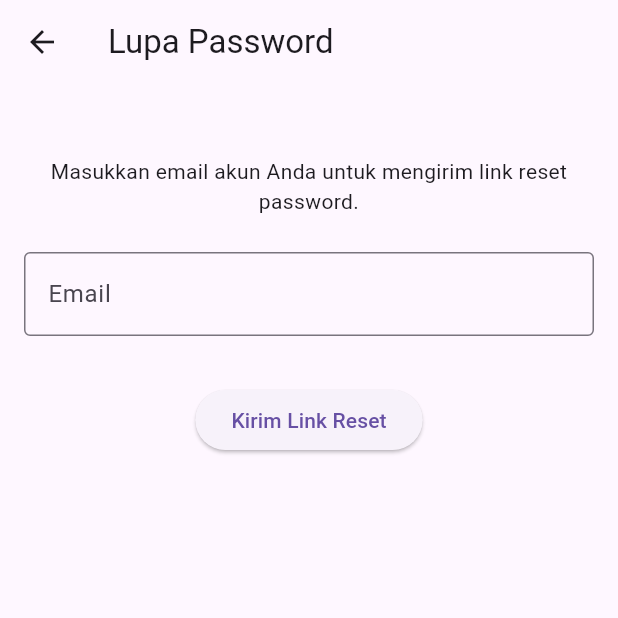
After one commit to Th9o/aplikasi_catatan_rahasia, a Flutter app: the screen it shows after launch, after a tap on "Login", after a tap on "Belum punya akun? Daftar di sini", after a tap on "Lupa Password?", on a phone screen of 412 x 824 dp, the top half of it. The commit adds this screen. Run offline on Flutter 3.47's test engine with Material 3 defaults, Android fonts, the phone set to English and light mode, and no system bars; our stand-ins replace cloud_firestore, firebase_auth, firebase_core; missing offline and left inert: encrypt; accounts and stored records are empty.

Commit message:
menambahkan halaman dan fitur lupa password

```diff
--- /dev/null
+++ b/lib/screens/forgot_password_screen.dart
@@ -0,0 +1,101 @@
+import 'package:flutter/material.dart';
+import '../services/auth_service.dart';
+
+class ForgotPasswordScreen extends StatefulWidget {
+  const ForgotPasswordScreen({super.key});
+
+  @override
+  State<ForgotPasswordScreen> createState() => _ForgotPasswordScreenState();
+}
+
+class _ForgotPasswordScreenState extends State<ForgotPasswordScreen> {
+  final emailController = TextEditingController();
+  final auth = AuthService();
+  String? message;
+  bool isLoading = false;
+
+  Future<void> handleReset() async {
+    final email = emailController.text.trim();
+
+    if (email.isEmpty) {
+      setState(() {
+        message = "Masukkan email terlebih dahulu.";
+      });
+      return;
+    }
+
+    setState(() {
+      isLoading = true;
+      message = null;
+    });
+
+    try {
+      await auth.resetPassword(email);
+      setState(() {
+        message = "Link reset password telah dikirim ke email.";
+      });
+    } catch (e) {
+      final err = e.toString();
+      if (err.contains('invalid-email')) {
+        message = "Format email tidak valid.";
+      } else if (err.contains('user-not-found')) {
+        message = "Email tidak ditemukan.";
+      } else {
+        message = "Terjadi kesalahan: ${e.toString()}";
+      }
+    }
+
+    setState(() {
+      isLoading = false;
+    });
+  }
+
+  @override
+  Widget build(BuildContext context) {
+    return Scaffold(
+      appBar: AppBar(title: const Text('Lupa Password')),
+      body: Padding(
+        padding: const EdgeInsets.all(16.0),
+        child: Column(
+          children: [
+            const SizedBox(height: 32),
+            const Text(
+              "Masukkan email akun Anda untuk mengirim link reset password.",
+              textAlign: TextAlign.center,
+            ),
+            const SizedBox(height: 24),
+            TextField(
+              controller: emailController,
+              keyboardType: TextInputType.emailAddress,
+              decoration: const InputDecoration(
+                labelText: 'Email',
+                border: OutlineInputBorder(),
+              ),
+            ),
+            const SizedBox(height: 16),
+            if (message != null)
+              Text(
+                message!,
+                style: TextStyle(
+                  color:
+                      message!.contains("dikirim") ? Colors.green : Colors.red,
+                ),
+              ),
+            const SizedBox(height: 16),
+            ElevatedButton(
+              onPressed: isLoading ? null : handleReset,
+              child:
+                  isLoading
+                      ? const SizedBox(
+                        width: 24,
+                        height: 24,
+                        child: CircularProgressIndicator(strokeWidth: 2),
+                      )
+                      : const Text('Kirim Link Reset'),
+            ),
+          ],
+        ),
+      ),
+    );
+  }
+}
--- a/lib/screens/login_screen.dart
+++ b/lib/screens/login_screen.dart
@@ -2,6 +2,7 @@ import 'package:flutter/material.dart';
 import '../services/auth_service.dart';
 import 'register_screen.dart';
 import 'home_screen.dart';
+import 'forgot_password_screen.dart';
 
 class LoginScreen extends StatefulWidget {
   const LoginScreen({super.key});
@@ -60,6 +61,14 @@ class _LoginScreenState extends State<LoginScreen> {
 
     setState(() {
       isLoading = false;
+    });
+  }
+
+  void clearInputs() {
+    emailController.clear();
+    passwordController.clear();
+    setState(() {
+      errorMessage = null;
     });
   }
 
@@ -123,29 +132,23 @@ class _LoginScreenState extends State<LoginScreen> {
             ),
             const SizedBox(height: 12),
             TextButton(
-              onPressed: () {
-                Navigator.push(
+              onPressed: () async {
+                await Navigator.push(
                   context,
                   MaterialPageRoute(builder: (_) => const RegisterScreen()),
                 );
+                clearInputs(); // Bersihkan form setelah kembali dari Register
               },
               child: const Text("Belum punya akun? Daftar di sini"),
             ),
             TextButton(
-              onPressed: () async {
-                final email = emailController.text.trim();
-                if (email.isNotEmpty) {
-                  await auth.resetPassword(email);
-                  if (context.mounted) {
-                    setState(() {
-                      errorMessage = "Link reset password telah dikirim.";
-                    });
-                  }
-                } else {
-                  setState(() {
-                    errorMessage = "Masukkan email terlebih dahulu.";
-                  });
-                }
+              onPressed: () {
+                Navigator.push(
+                  context,
+                  MaterialPageRoute(
+                    builder: (_) => const ForgotPasswordScreen(),
+                  ),
+                );
               },
               child: const Text("Lupa Password?"),
             ),
```
